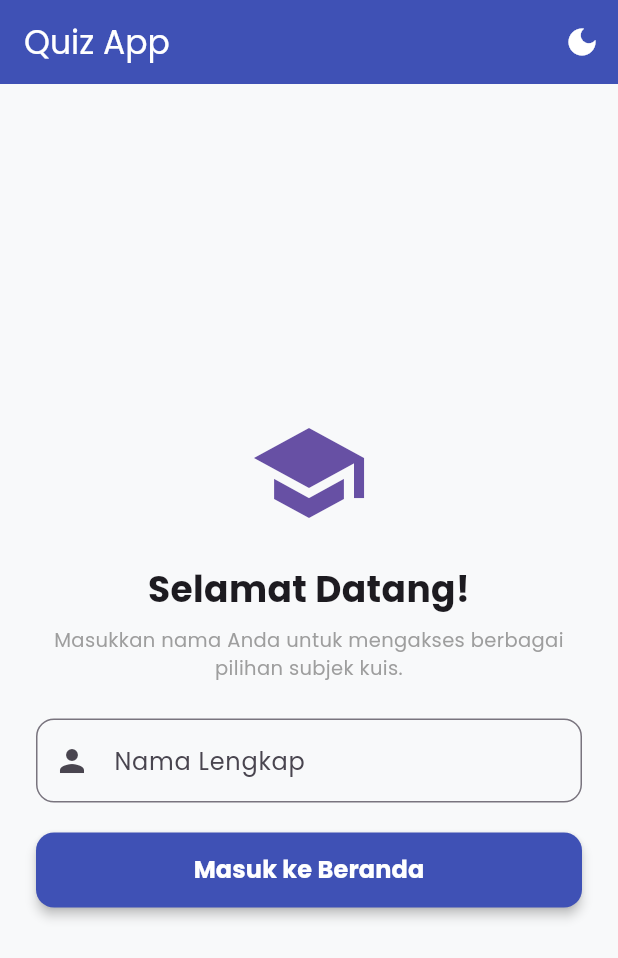
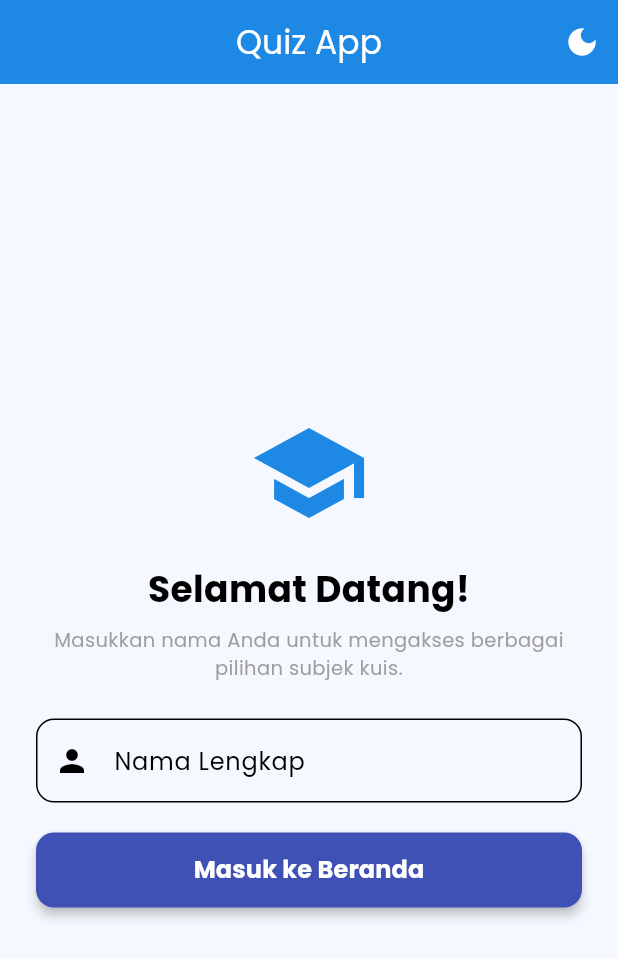
Before and after one commit to ysjltaa/quizly, a Flutter app: the screen it shows after launch, on a phone screen of 412 x 824 dp. Shown: the top 958 px of the screen. Run offline on Flutter 3.47's test engine with Material 3 defaults, Android fonts, the phone set to English and light mode, and no system bars; our stand-ins replace google_fonts.

Commit message:
Refactor AppTheme with custom primary colors
Updated light and dark theme configurations to use custom primary colors and modified background colors.

```diff
--- a/lib/theme/app_theme.dart
+++ b/lib/theme/app_theme.dart
@@ -2,27 +2,39 @@ import 'package:flutter/material.dart';
 import 'package:google_fonts/google_fonts.dart';
 
 class AppTheme {
+  static final Color primaryBlue = const Color(0xFF1E88E5);
+
   static ThemeData lightTheme = ThemeData(
     brightness: Brightness.light,
-    primarySwatch: Colors.indigo,
-    scaffoldBackgroundColor: const Color(0xFFF8F9FA),
-    textTheme: GoogleFonts.poppinsTextTheme(ThemeData.light().textTheme),
-    appBarTheme: const AppBarTheme(
-      backgroundColor: Colors.indigo,
+    primaryColor: primaryBlue,
+    scaffoldBackgroundColor: const Color(0xFFF5F9FF),
+    fontFamily: GoogleFonts.poppins().fontFamily,
+    appBarTheme: AppBarTheme(
+      backgroundColor: primaryBlue,
       foregroundColor: Colors.white,
       elevation: 0,
+      centerTitle: true,
+    ),
+    colorScheme: ColorScheme.light(
+      primary: primaryBlue,
+      secondary: const Color(0xFF29B6F6),
     ),
   );
 
   static ThemeData darkTheme = ThemeData(
     brightness: Brightness.dark,
-    primarySwatch: Colors.indigo,
+    primaryColor: const Color(0xFF0D47A1),
     scaffoldBackgroundColor: const Color(0xFF121212),
-    textTheme: GoogleFonts.poppinsTextTheme(ThemeData.dark().textTheme),
+    fontFamily: GoogleFonts.poppins().fontFamily,
     appBarTheme: const AppBarTheme(
       backgroundColor: Color(0xFF1F1F1F),
       foregroundColor: Colors.white,
       elevation: 0,
+      centerTitle: true,
+    ),
+    colorScheme: const ColorScheme.dark(
+      primary: Color(0xFF1565C0),
+      secondary: Color(0xFF0288D1),
     ),
   );
 }
```
